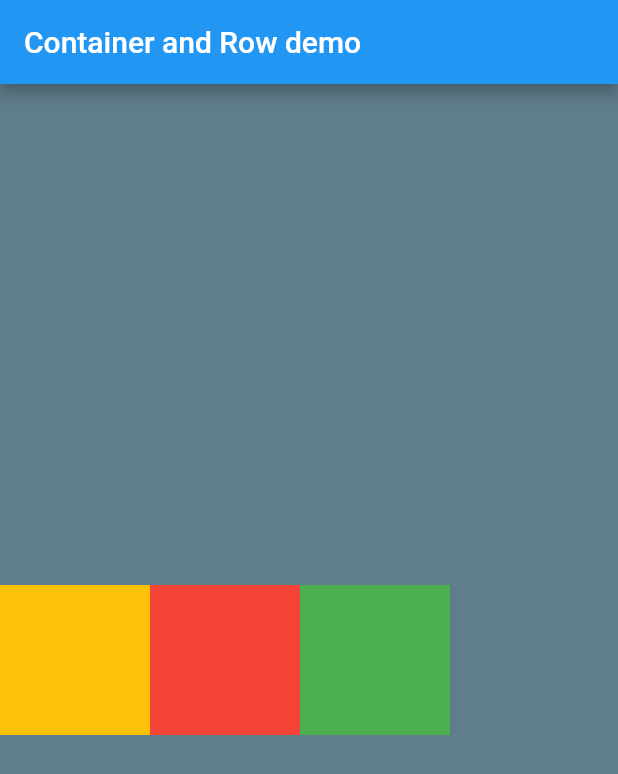
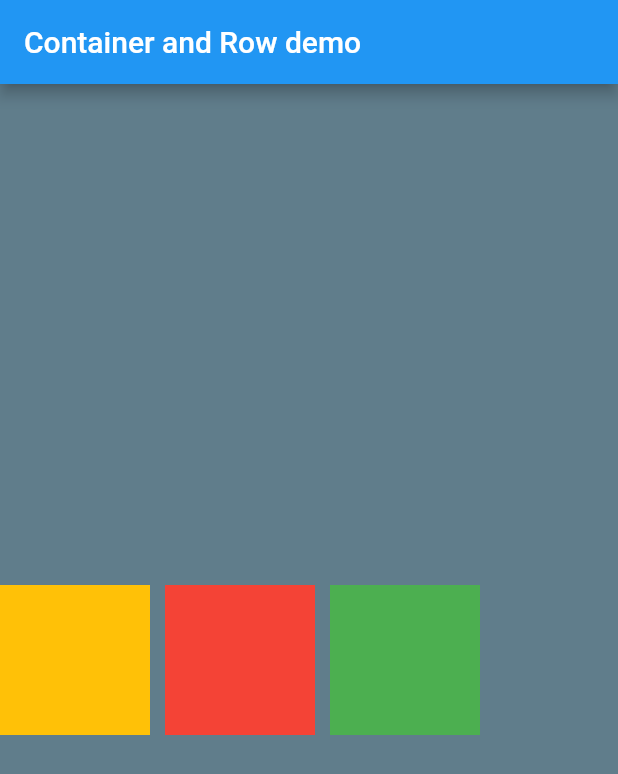
Before and after one commit to sunnymac/container, a Flutter app: the screen it shows after launch, on a phone screen of 412 x 824 dp. Shown: the top 774 px of the screen. Run offline on Flutter 3.47's test engine with Material 2 defaults, Android fonts, the phone set to English and light mode, and no system bars.

Commit message:
main axis

```diff
--- a/lib/main.dart
+++ b/lib/main.dart
@@ -20,6 +20,9 @@ appBar: AppBar(
 ),
         body:  Center(
           child: Row(
+            mainAxisAlignment: MainAxisAlignment.start,  // end  center
+
+
             children: [
               Container(
                 height: 100,
@@ -27,10 +30,13 @@ appBar: AppBar(
                 color: Colors.amber,
               ),
 
-              Container(
-                height: 100,
-                width: 100,
-                color: Colors.red,
+              Padding(
+                padding: const EdgeInsets.all(10.0),
+                child: Container(
+                  height: 100,
+                  width: 100,
+                  color: Colors.red,
+                ),
               ),
               Container(
                 height: 100,
```
